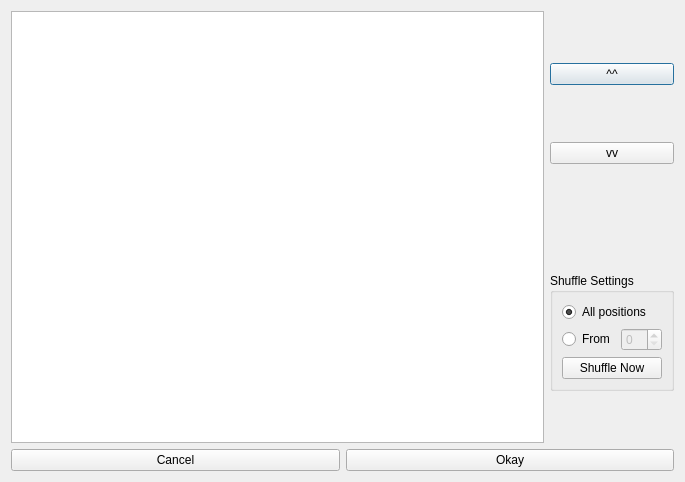
Above: ui/DlgSeedingEditor.ui from probonopd/QTournament before the change. Below: the same form after it.
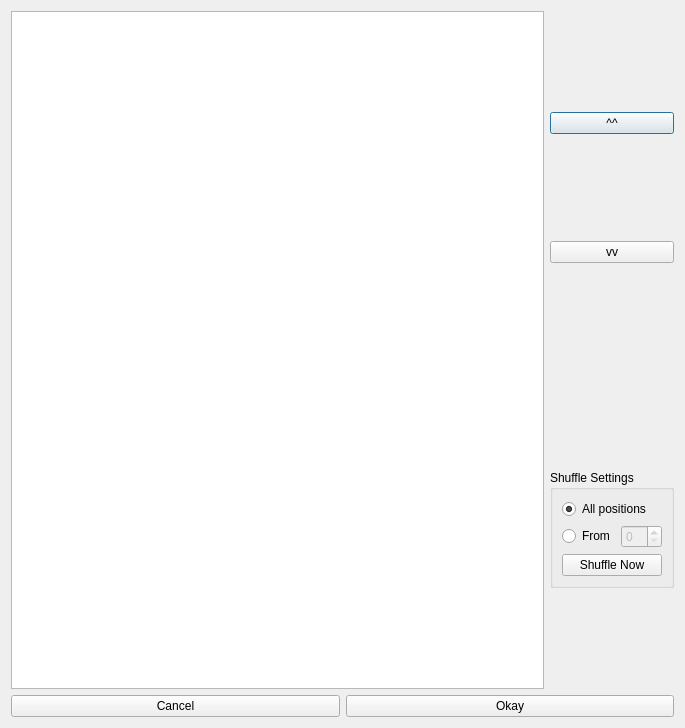
That is the form after the change. Custom widgets are drawn as their Qt base class.

The edit to the form file:
```diff
--- a/ui/DlgSeedingEditor.ui
+++ b/ui/DlgSeedingEditor.ui
@@ -7,7 +7,7 @@
     <x>0</x>
     <y>0</y>
     <width>685</width>
-    <height>482</height>
+    <height>728</height>
    </rect>
   </property>
   <property name="windowTitle">
```
